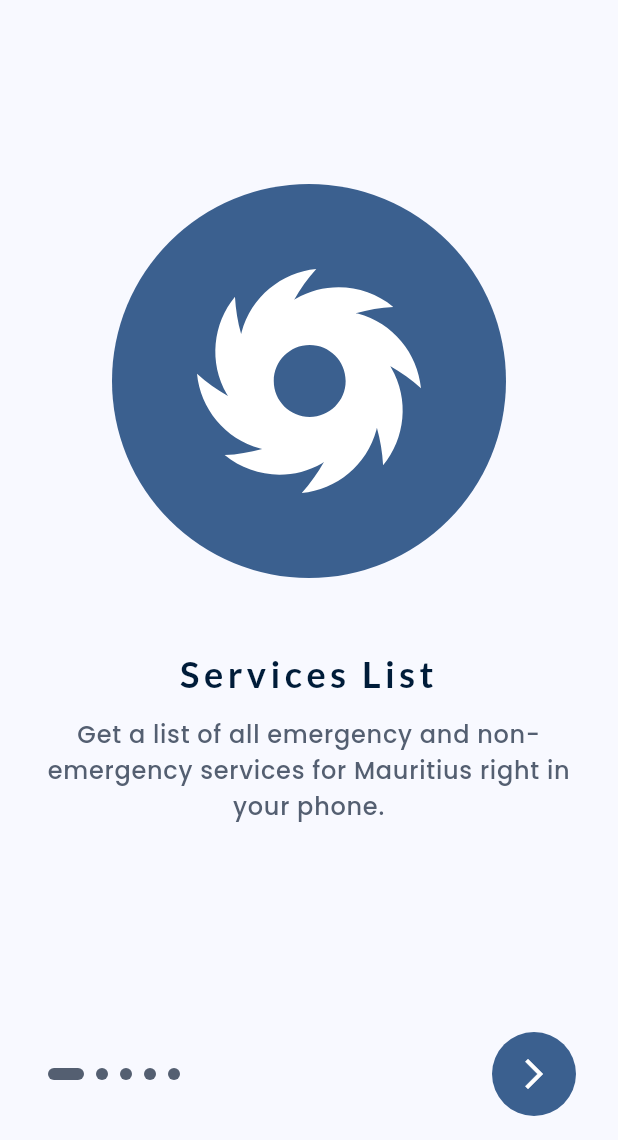
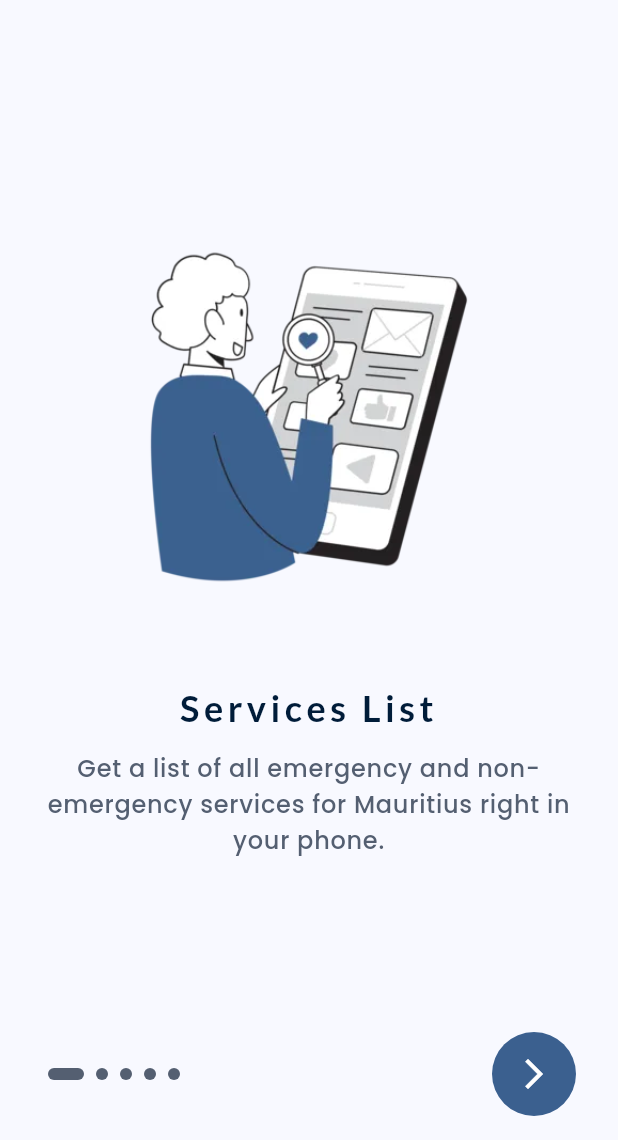
Before and after one commit to mervinhemaraju/mauritius-emergency-services, a Flutter app: the screen it shows after launch, on a phone screen of 412 x 824 dp, the part 96-1236 px from its top. Run offline on Flutter 3.47's test engine with Material 3 defaults, Android fonts, the phone set to English and light mode, and no system bars; our stand-ins replace dio, flutter_riverpod, flutter_svg, go_router, package_info_plus, share_plus and 1 more; missing offline and left inert: pair; generated files the repository leaves out were written again.

Commit message:
- Removed unused images - Added images for welcome page - Improved welcome page UI

```diff
--- a/lib/core/models/welcome.dart
+++ b/lib/core/models/welcome.dart
@@ -14,31 +14,31 @@ class Welcome {
   static List<Welcome> welcomeItems = [
     // TODO(Update icons)
     Welcome(
-      asset: AssetsManager.STATIC_CYCLONE,
+      asset: AssetsManager.STATIC_SMARTPHONE_DATA,
       title: "Services List",
       subtitle:
           "Get a list of all emergency and non-emergency services for Mauritius right in your phone.",
     ),
     Welcome(
-      asset: AssetsManager.STATIC_CYCLONE,
+      asset: AssetsManager.STATIC_STORM,
       title: "Cyclone Alerts",
       subtitle:
           "Get notified of cyclone warnings and read the cyclone guidelines live from your phone.",
     ),
     Welcome(
-      asset: AssetsManager.STATIC_CYCLONE,
+      asset: AssetsManager.STATIC_POLICE,
       title: "Emergency Actions",
       subtitle:
           "Get a dedicated corder on your dashboard just for emergency services.",
     ),
     Welcome(
-      asset: AssetsManager.STATIC_CYCLONE,
+      asset: AssetsManager.STATIC_SOS,
       title: "SOS",
       subtitle:
           "Call for urgent help right from the app using the big red button.",
     ),
     Welcome(
-      asset: AssetsManager.STATIC_CYCLONE,
+      asset: AssetsManager.STATIC_OFFLINE,
       title: "Offline Availability",
       subtitle:
           "Connect once to the internet and get all your services available to you offline.",
--- a/lib/data/assets_manager.dart
+++ b/lib/data/assets_manager.dart
@@ -3,4 +3,11 @@ class AssetsManager {
   static String get STATIC_ERROR => "assets/svg/error.svg";
   static String get STATIC_CYCLONE => "assets/svg/cyclone.svg";
   static String get STATIC_MES => "assets/svg/mes.svg";
+
+  static String get STATIC_SOS => "assets/images/sos.webp";
+  static String get STATIC_OFFLINE => "assets/images/offline.webp";
+  static String get STATIC_POLICE => "assets/images/police.webp";
+  static String get STATIC_STORM => "assets/images/storm.webp";
+  static String get STATIC_SMARTPHONE_DATA =>
+      "assets/images/smartphone_data.webp";
 }
--- a/lib/main.dart
+++ b/lib/main.dart
@@ -19,12 +19,11 @@ import 'package:flutter_gen/gen_l10n/app_localizations.dart';
 // TODO(Implement app locale)
 // TODO(Allow user to change locale in app)
 // TODO(Implement dynamic color change)
-// TODO(Implement pre call screen)
-// TODO(Implement welcome screen)
 // TODO(Implement search functionality)
 // TODO(Review adaptive UI)
 // TODO(Implement offline services availability)
 // TODO(Implement notifications for cyclone)
+// TODO(Add permission request when onboarding users)
 class MyHttpOverrides extends HttpOverrides {
   @override
   HttpClient createHttpClient(SecurityContext? context) {
--- a/lib/ui/components/list_items.dart
+++ b/lib/ui/components/list_items.dart
@@ -380,6 +380,7 @@ class ExpandableDismissibleTile extends StatelessWidget {
       );
 }
 
+// The cyclone new item
 class CycloneNewsItem extends StatelessWidget {
   final String news;
 
@@ -400,3 +401,51 @@ class CycloneNewsItem extends StatelessWidget {
     );
   }
 }
+
+// The welcome page's carousel item
+class WelcomeCarouselItem extends StatelessWidget {
+  final String asset;
+  final String title;
+  final String subtitle;
+
+  const WelcomeCarouselItem({
+    super.key,
+    required this.asset,
+    required this.title,
+    required this.subtitle,
+  });
+
+  @override
+  Widget build(BuildContext context) {
+    final theme = Theme.of(context);
+
+    return Column(
+      mainAxisAlignment: MainAxisAlignment.center,
+      children: [
+        Image.asset(
+          asset,
+        ),
+        Text(
+          title,
+          textAlign: TextAlign.center,
+          style: theme.textTheme.headlineSmall?.copyWith(
+            color: theme.colorScheme.onPrimaryContainer,
+            fontWeight: FontWeight.bold,
+            letterSpacing: 3.0,
+          ),
+        ),
+        SizedBox(
+          height: 12.0,
+        ),
+        Text(
+          subtitle,
+          textAlign: TextAlign.center,
+          style: theme.textTheme.bodyLarge?.copyWith(
+            color: theme.colorScheme.secondary,
+            fontWeight: FontWeight.w500,
+          ),
+        )
+      ],
+    );
+  }
+}
--- a/lib/ui/pages/precall/precall.dart
+++ b/lib/ui/pages/precall/precall.dart
@@ -82,6 +82,8 @@ class PreCallScreen extends StatelessWidget {
                   onComplete: () {
                     // Add your action here
                     print('Countdown complete!');
+
+                    // TODO(Launch phone intent and make the call)
                   },
                 ),
                 _SlideToCancel(),
--- a/lib/ui/pages/welcome.dart
+++ b/lib/ui/pages/welcome.dart
@@ -1,42 +1,12 @@
 import 'package:flutter/material.dart';
-import 'package:flutter_svg/svg.dart';
 import 'package:go_router/go_router.dart';
 import 'package:mauritius_emergency_services/core/models/welcome.dart';
 import 'package:mauritius_emergency_services/core/routes/routes.dart';
+import 'package:mauritius_emergency_services/ui/components/list_items.dart';
 import 'package:mauritius_emergency_services/ui/theme/elevation.dart';
 
-class WelcomeScreen extends StatefulWidget {
+class WelcomeScreen extends StatelessWidget {
   const WelcomeScreen({super.key});
-
-  @override
-  State<WelcomeScreen> createState() => WelcomeScreenState();
-}
-
-class WelcomeScreenState extends State<WelcomeScreen> {
-  int currentIndex = 0;
-  final carouselController = CarouselController();
-
-  @override
-  void initState() {
-    super.initState();
-    carouselController.addListener(() {
-      final position = carouselController.position;
-      final width = MediaQuery.sizeOf(context).width - 32; //your width
-      if (position.hasPixels) {
-        final index = (position.pixels / width).round();
-        setState(() {
-          currentIndex = index;
-        });
-      }
-    });
-  }
-
-// Don't forget to dispose
-  @override
-  void dispose() {
-    carouselController.dispose();
-    super.dispose();
-  }
 
   @override
   Widget build(BuildContext context) {
@@ -50,9 +20,7 @@ class WelcomeScreenState extends State<WelcomeScreen> {
           mainAxisAlignment: MainAxisAlignment.spaceBetween,
           crossAxisAlignment: CrossAxisAlignment.stretch,
           children: [
-            SizedBox(
-              height: 32.0,
-            ),
+            const SizedBox(height: 32.0),
             Text(
               "Mauritius Emergency Services",
               style: theme.textTheme.headlineSmall?.copyWith(
@@ -63,10 +31,67 @@ class WelcomeScreenState extends State<WelcomeScreen> {
               textAlign: TextAlign.center,
             ),
             Expanded(
+              child: _WelcomeCarouselWithIndicator(
+                backgroundColor: backgroundColor,
+              ),
+            ),
+          ],
+        ),
+      ),
+    );
+  }
+}
+
+// Stateful carousel component that provides currentIndex
+class _WelcomeCarouselWithIndicator extends StatefulWidget {
+  final Color backgroundColor;
+
+  const _WelcomeCarouselWithIndicator({
+    required this.backgroundColor,
+  });
+
+  @override
+  State<_WelcomeCarouselWithIndicator> createState() =>
+      _WelcomeCarouselWithIndicatorState();
+}
+
+class _WelcomeCarouselWithIndicatorState
+    extends State<_WelcomeCarouselWithIndicator> {
+  int currentIndex = 0;
+  final carouselController = CarouselController();
+
+  @override
+  void initState() {
+    super.initState();
+    carouselController.addListener(() {
+      final position = carouselController.position;
+      final width = MediaQuery.sizeOf(context).width - 32;
+      if (position.hasPixels) {
+        final index = (position.pixels / width).round();
+        setState(() {
+          currentIndex = index;
+        });
+      }
+    });
+  }
+
+  @override
+  void dispose() {
+    carouselController.dispose();
+    super.dispose();
+  }
+
+  @override
+  Widget build(BuildContext context) {
+    final theme = Theme.of(context);
+
+    return Column(
+      children: [
+        Expanded(
           child: CarouselView(
-                backgroundColor: backgroundColor,
+            backgroundColor: widget.backgroundColor,
             controller: carouselController,
-                padding: EdgeInsets.symmetric(horizontal: 28.0),
+            padding: const EdgeInsets.symmetric(horizontal: 28.0),
             itemExtent: MediaQuery.sizeOf(context).width,
             itemSnapping: true,
             shrinkExtent: MediaQuery.sizeOf(context).width,
@@ -80,8 +105,7 @@ class WelcomeScreenState extends State<WelcomeScreen> {
           ),
         ),
         Padding(
-              padding:
-                  const EdgeInsets.symmetric(horizontal: 28.0, vertical: 16.0),
+          padding: const EdgeInsets.symmetric(horizontal: 28.0, vertical: 16.0),
           child: Row(
             crossAxisAlignment: CrossAxisAlignment.center,
             children: [
@@ -92,9 +116,7 @@ class WelcomeScreenState extends State<WelcomeScreen> {
                     duration: const Duration(milliseconds: 300),
                     margin: const EdgeInsets.symmetric(horizontal: 4),
                     height: 8,
-                        width: currentIndex == index
-                            ? 24
-                            : 8, // Make active dot wider
+                    width: currentIndex == index ? 24 : 8,
                     decoration: BoxDecoration(
                       borderRadius: BorderRadius.circular(4),
                       color: theme.colorScheme.secondary,
@@ -102,7 +124,7 @@ class WelcomeScreenState extends State<WelcomeScreen> {
                   );
                 }),
               ),
-                  Spacer(),
+              const Spacer(),
               FloatingActionButton(
                 elevation: MesElevation.fab,
                 onPressed: () {
@@ -110,81 +132,12 @@ class WelcomeScreenState extends State<WelcomeScreen> {
                 },
                 backgroundColor: theme.colorScheme.primary,
                 foregroundColor: theme.colorScheme.onPrimary,
-                    shape: CircleBorder(),
-                    child: Icon(Icons.arrow_forward_ios_outlined),
+                shape: const CircleBorder(),
+                child: const Icon(Icons.arrow_forward_ios_outlined),
               ),
             ],
           ),
-            )
-          ],
         ),
-      ),
-    );
-  }
-}
-
-class WelcomeCarouselItem extends StatelessWidget {
-  final String asset;
-  final String title;
-  final String subtitle;
-
-  const WelcomeCarouselItem({
-    super.key,
-    required this.asset,
-    required this.title,
-    required this.subtitle,
-  });
-
-  @override
-  Widget build(BuildContext context) {
-    final theme = Theme.of(context);
-
-    return Column(
-      mainAxisAlignment: MainAxisAlignment.center,
-      children: [
-        Container(
-          decoration: BoxDecoration(
-            color: theme.colorScheme.primary,
-            shape: BoxShape.circle,
-          ),
-          padding: EdgeInsets.all(38),
-          child: Center(
-            child: AspectRatio(
-              aspectRatio: 1.5,
-              child: SvgPicture.asset(
-                asset,
-                fit: BoxFit.contain,
-                colorFilter: ColorFilter.mode(
-                  theme.colorScheme.onPrimary,
-                  BlendMode.srcIn,
-                ),
-              ),
-            ),
-          ),
-        ),
-        SizedBox(
-          height: 48.0,
-        ),
-        Text(
-          title,
-          textAlign: TextAlign.center,
-          style: theme.textTheme.headlineSmall?.copyWith(
-            color: theme.colorScheme.onPrimaryContainer,
-            fontWeight: FontWeight.bold,
-            letterSpacing: 3.0,
-          ),
-        ),
-        SizedBox(
-          height: 12.0,
-        ),
-        Text(
-          subtitle,
-          textAlign: TextAlign.center,
-          style: theme.textTheme.bodyLarge?.copyWith(
-            color: theme.colorScheme.secondary,
-            fontWeight: FontWeight.w500,
-          ),
-        )
       ],
     );
   }
--- a/lib/ui/theme/theme.dart
+++ b/lib/ui/theme/theme.dart
@@ -1,5 +1,4 @@
 import "package:flutter/material.dart";
-import "package:flutter/services.dart";
 import "package:mauritius_emergency_services/ui/theme/color_extended.dart";
 
 class MaterialTheme {
```
Also changed, not shown: assets/images/offline.webp (added), assets/images/police.webp (added), assets/images/smartphone_data.webp (added), assets/images/sos.webp (added), assets/images/storm.webp (added). Lines whose indentation alone changed are shown as unchanged.
